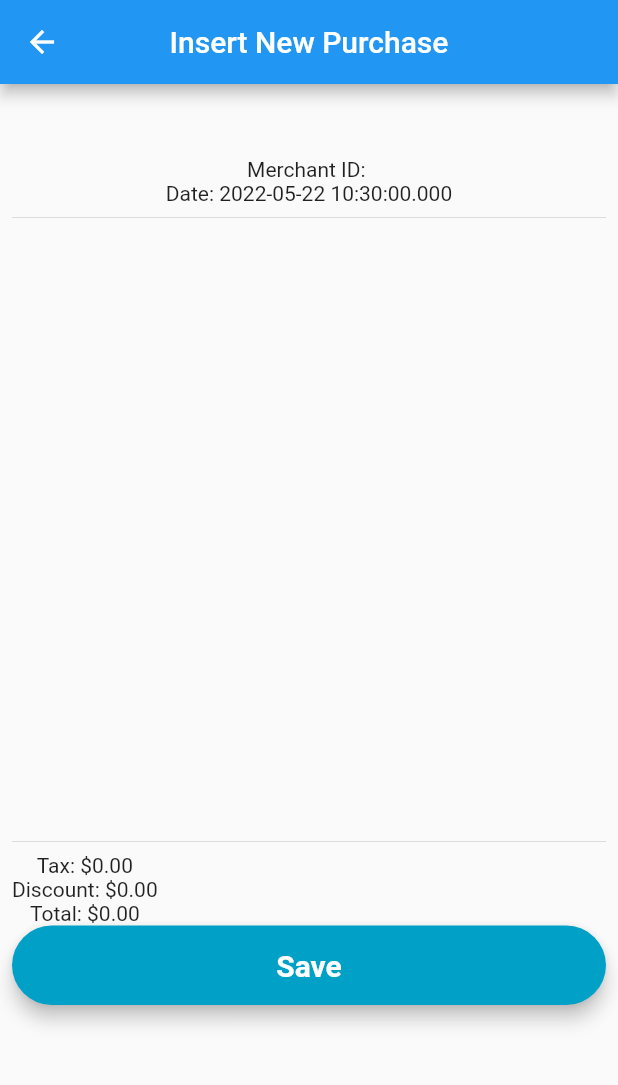
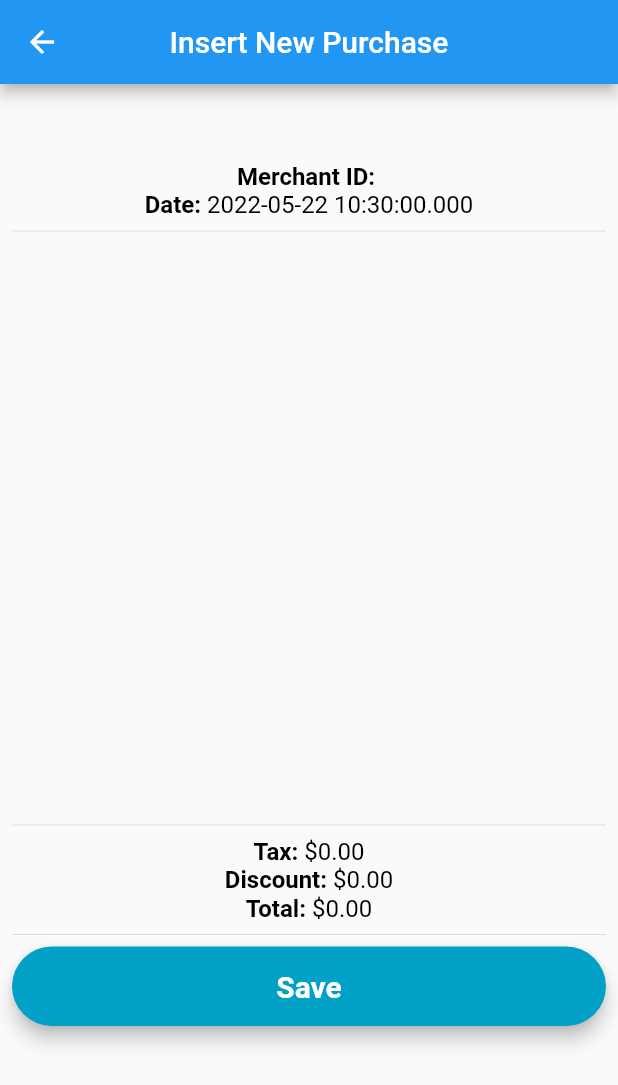
Before and after one commit to Richsan/comprei, a Flutter app: the InsertPurchaseScreen screen opened directly with empty values, on a phone screen of 412 x 824 dp. Shown: the top 1085 px of the screen. Run offline on Flutter 3.47's test engine with Material 2 defaults, Android fonts, the phone set to English and light mode, and no system bars; our stand-ins replace bloc, equatable, flutter_bloc, sqflite_sqlcipher; missing offline and left inert: filesystem_picker, qr_code_scanner; accounts and stored records are empty; generated files the repository leaves out were written again; Roboto replaces fonts that are missing (Montserrat).

Commit message:
Adjusting layout of purchase_item_screen

```diff
--- a/lib/presentation/screens/insert_purchase_screen.dart
+++ b/lib/presentation/screens/insert_purchase_screen.dart
@@ -1,11 +1,11 @@
+import 'package:comprei/adapters/number.dart';
+import 'package:comprei/models/purchase.dart';
+import 'package:comprei/presentation/bloc/purchase_insertion/purchase_insertion_bloc.dart';
 import 'package:comprei/presentation/screens/purchase_item_screen.dart';
+import 'package:comprei/widgets/inputs.dart';
+import 'package:comprei/widgets/outputs.dart';
 import 'package:flutter/material.dart';
 import 'package:flutter_bloc/flutter_bloc.dart';
-import 'package:comprei/models/purchase.dart';
-import 'package:comprei/presentation/bloc/purchase_insertion/purchase_insertion_bloc.dart';
-import 'package:comprei/widgets/inputs.dart';
-import 'package:comprei/widgets/outputs.dart';
-import 'package:comprei/adapters/number.dart';
 import 'package:flutter_gen/gen_l10n/app_localizations.dart';
 
 class InsertPurchaseScreen extends StatelessWidget {
@@ -47,7 +47,8 @@ class InsertPurchaseScreen extends StatelessWidget {
 
   Widget purchaseScreen(BuildContext context, NewPurchaseState state) {
     final items = state.purchase.items;
-    return Container(
+    return SingleChildScrollView(
+      child: Container(
         padding: const EdgeInsets.all(8),
         child: Column(children: [
           const SizedBox(height: 25.0),
@@ -56,7 +57,7 @@ class InsertPurchaseScreen extends StatelessWidget {
           ConstrainedBox(
             constraints: const BoxConstraints(
               minHeight: 35.0,
-            maxHeight: 400.0,
+              maxHeight: 380.0,
             ),
             child: ListView.builder(
                 padding: const EdgeInsets.all(8),
@@ -83,6 +84,7 @@ class InsertPurchaseScreen extends StatelessWidget {
           ),
           const Divider(),
           summaryFooter(context, state),
+          const Divider(),
           Align(
             alignment: Alignment.bottomCenter,
             child: ActionButton(
@@ -91,6 +93,7 @@ class InsertPurchaseScreen extends StatelessWidget {
             ),
           )
         ]),
+      ),
     );
   }
 
@@ -104,9 +107,15 @@ class InsertPurchaseScreen extends StatelessWidget {
 
     return Column(
       children: [
-        Text(merchant.name),
-        Text('${AppLocalizations.of(context)!.merchantID}: ${merchant.id}'),
-        Text('${AppLocalizations.of(context)!.date}: ${purchase.date}'),
+        BoldText(text: merchant.name),
+        TextKeyValue(
+          keyName: AppLocalizations.of(context)!.merchantID,
+          value: merchant.id,
+        ),
+        TextKeyValue(
+          keyName: AppLocalizations.of(context)!.date,
+          value: '${purchase.date}',
+        ),
       ],
     );
   }
@@ -115,15 +124,21 @@ class InsertPurchaseScreen extends StatelessWidget {
     final purchase = state.purchase;
 
     return Align(
-      alignment: Alignment.centerLeft,
+      alignment: Alignment.center,
       child: Column(
         children: [
-          Text(
-              '${AppLocalizations.of(context)!.tax}: ${purchase.taxValue.asCurrency()}'),
-          Text(
-              '${AppLocalizations.of(context)!.discount}: ${purchase.discount.asCurrency()}'),
-          Text(
-              '${AppLocalizations.of(context)!.total}: ${purchase.totalValue.asCurrency()}'),
+          TextKeyValue(
+            keyName: AppLocalizations.of(context)!.tax,
+            value: purchase.taxValue.asCurrency(),
+          ),
+          TextKeyValue(
+            keyName: AppLocalizations.of(context)!.discount,
+            value: purchase.discount.asCurrency(),
+          ),
+          TextKeyValue(
+            keyName: AppLocalizations.of(context)!.total,
+            value: purchase.totalValue.asCurrency(),
+          ),
         ],
       ),
     );
--- a/lib/widgets/outputs.dart
+++ b/lib/widgets/outputs.dart
@@ -96,7 +96,6 @@ class FullScreenCard extends StatelessWidget {
         vertical: 20.0,
         horizontal: 10.0,
       ),
-      child: Expanded(
       child: SizedBox(
         width: double.infinity,
         child: Card(
@@ -150,7 +149,60 @@ class FullScreenCard extends StatelessWidget {
           ),
         ),
       ),
+    );
+  }
+}
+
+class TextKeyValue extends StatelessWidget {
+  const TextKeyValue({
+    Key? key,
+    required this.keyName,
+    required this.value,
+  }) : super(key: key);
+
+  final String keyName;
+  final String value;
+
+  @override
+  Widget build(BuildContext context) {
+    return RichText(
+      text: TextSpan(
+        style: const TextStyle(
+          fontSize: 16.0,
+          color: Colors.black,
+        ),
+        children: <TextSpan>[
+          TextSpan(
+              text: '$keyName: ',
+              style: const TextStyle(fontWeight: FontWeight.bold)),
+          TextSpan(text: value),
+        ],
       ),
     );
   }
 }
+
+class BoldText extends StatelessWidget {
+  const BoldText({
+    Key? key,
+    required this.text,
+  }) : super(key: key);
+
+  final String text;
+
+  @override
+  Widget build(BuildContext context) {
+    return RichText(
+      text: TextSpan(
+        style: const TextStyle(
+          fontSize: 16.0,
+          color: Colors.black,
+        ),
+        children: <TextSpan>[
+          TextSpan(
+              text: text, style: const TextStyle(fontWeight: FontWeight.bold)),
+        ],
+      ),
+    );
+  }
+}
```
Also changed, not shown: lib/presentation/screens/login_screen.dart (+4 -3 lines), lib/presentation/screens/purchase_item_screen.dart (+19 -19 lines). Lines whose indentation alone changed are shown as unchanged.
